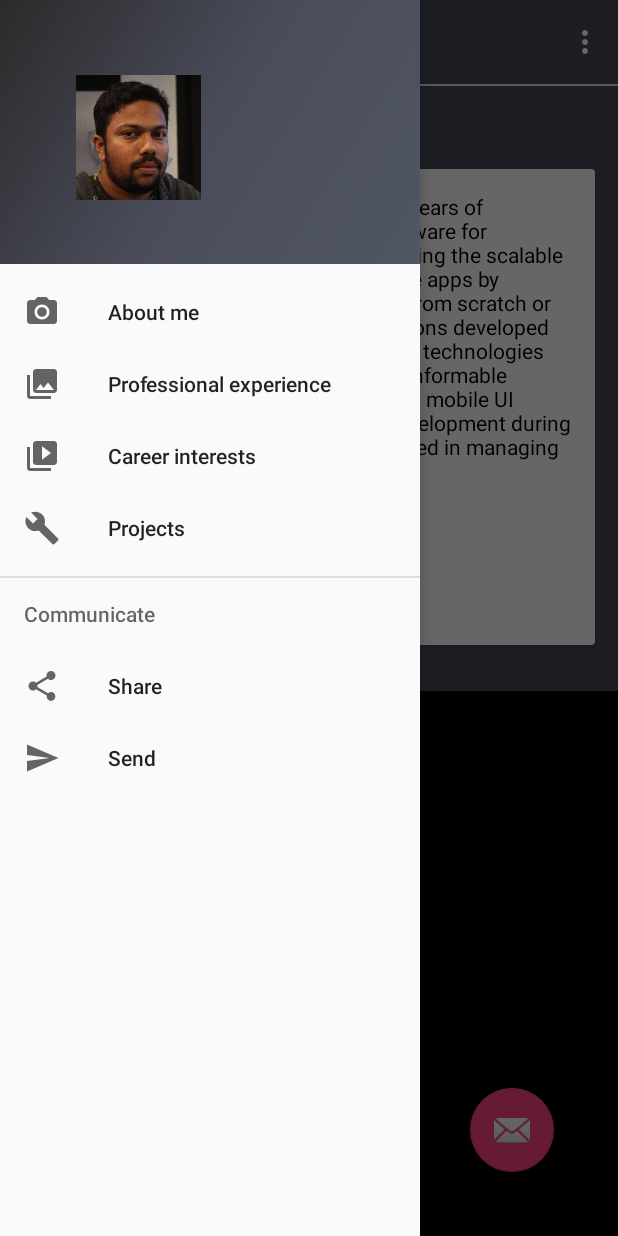
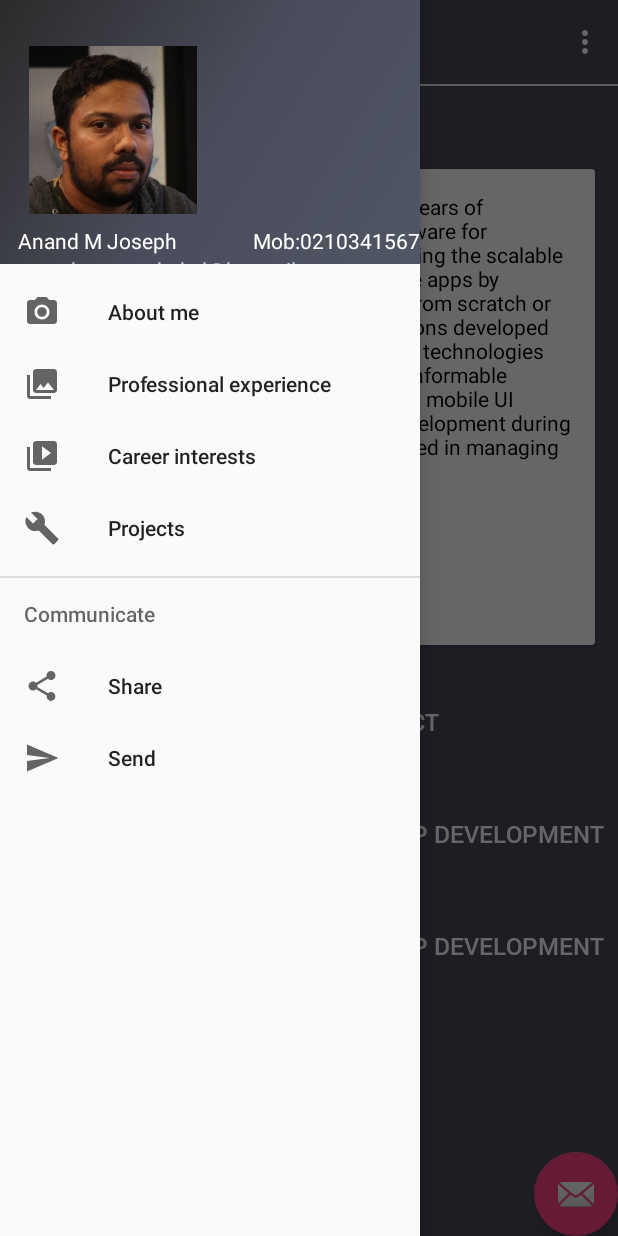
Before and after one commit to anandmjoseph/AnandAndroidCV, an Android app: the screen it shows after launch (LandingActivity), with the side drawer open, on a phone screen of 412 x 824 dp. Run offline under Robolectric (Android 15) with nearby library versions, the phone set to English and light mode, and no system bars; libraries missing offline, so code that uses them is left out: com.tbuonomo.viewpagerdotsindicator.

Commit message:
In progress with About me

```diff
--- a/app/src/main/res/layout/app_bar_landing.xml
+++ b/app/src/main/res/layout/app_bar_landing.xml
@@ -27,7 +27,6 @@
         android:layout_width="wrap_content"
         android:layout_height="wrap_content"
         android:layout_gravity="bottom|end"
-        android:layout_margin="@dimen/fab_margin"
         app:srcCompat="@android:drawable/ic_dialog_email" />
 
 </android.support.design.widget.CoordinatorLayout>
--- a/app/src/main/res/layout/content_landing.xml
+++ b/app/src/main/res/layout/content_landing.xml
@@ -93,7 +93,88 @@
                 android:layout_width="match_parent"
                 android:layout_height="0dp"
                 android:layout_weight="0.5"
-                android:background="@android:color/background_dark">
+                android:background="@color/colortheme">
+
+                <com.cv.anandmjoseph.anandcv.customwidget.RobotoMediumTextView
+                    android:id="@+id/dashboard_role_tv_one"
+                    android:layout_width="wrap_content"
+                    android:layout_height="wrap_content"
+                    android:layout_centerHorizontal="true"
+                    android:layout_marginTop="@dimen/dimen_6"
+                    android:text="@string/role_one"
+                    android:textColor="@android:color/white"
+                    android:textSize="@dimen/font_8" />
+                <com.cv.anandmjoseph.anandcv.customwidget.RobotoMediumTextView
+                    android:id="@+id/dashboard_role_tv_two"
+                    android:layout_width="wrap_content"
+                    android:layout_height="wrap_content"
+                    android:layout_below="@+id/dashboard_role_tv_one"
+                    android:layout_alignParentLeft="true"
+                    android:layout_marginLeft="@dimen/dimen_6"
+                    android:layout_marginTop="@dimen/dimen_10"
+                    android:text="@string/role_two"
+                    android:textColor="@android:color/white"
+                    android:textSize="@dimen/font_8" />
+                <com.cv.anandmjoseph.anandcv.customwidget.RobotoMediumTextView
+                    android:id="@+id/dashboard_role_tv_three"
+                    android:layout_width="wrap_content"
+                    android:layout_height="wrap_content"
+                    android:layout_below="@+id/dashboard_role_tv_two"
+                    android:layout_alignParentRight="true"
+                    android:layout_marginRight="@dimen/dimen_6"
+                    android:layout_marginTop="@dimen/dimen_10"
+                    android:text="@string/role_three"
+                    android:textColor="@android:color/white"
+                    android:textSize="@dimen/font_8" />
+                <com.cv.anandmjoseph.anandcv.customwidget.RobotoMediumTextView
+                    android:id="@+id/dashboard_role_tv_four"
+                    android:layout_width="wrap_content"
+                    android:layout_height="wrap_content"
+                    android:layout_below="@+id/dashboard_role_tv_three"
+                    android:layout_alignParentLeft="true"
+                    android:layout_marginLeft="@dimen/dimen_6"
+                    android:layout_marginTop="@dimen/dimen_10"
+                    android:text="@string/role_four"
+                    android:textColor="@android:color/white"
+                    android:textSize="@dimen/font_8" />
+
+                <com.cv.anandmjoseph.anandcv.customwidget.RobotoMediumTextView
+                    android:id="@+id/dashboard_role_tv_five"
+                    android:layout_width="wrap_content"
+                    android:layout_height="wrap_content"
+                    android:layout_below="@+id/dashboard_role_tv_four"
+                    android:layout_alignParentRight="true"
+                    android:layout_marginRight="@dimen/dimen_6"
+                    android:layout_marginTop="@dimen/dimen_10"
+                    android:text="@string/role_five"
+                    android:textColor="@android:color/white"
+                    android:textSize="@dimen/font_8" />
+
+                <com.cv.anandmjoseph.anandcv.customwidget.RobotoMediumTextView
+                    android:id="@+id/dashboard_role_tv_six"
+                    android:layout_width="wrap_content"
+                    android:layout_height="wrap_content"
+                    android:layout_below="@+id/dashboard_role_tv_five"
+                    android:layout_alignParentLeft="true"
+                    android:layout_marginLeft="@dimen/dimen_6"
+                    android:layout_marginTop="@dimen/dimen_10"
+                    android:text="@string/role_six"
+                    android:textColor="@android:color/white"
+                    android:textSize="@dimen/font_8" />
+
+                <com.cv.anandmjoseph.anandcv.customwidget.RobotoMediumTextView
+                    android:id="@+id/dashboard_role_tv_sevan"
+                    android:layout_width="wrap_content"
+                    android:layout_height="wrap_content"
+                    android:layout_below="@+id/dashboard_role_tv_six"
+                    android:layout_centerHorizontal="true"
+                    android:layout_marginLeft="@dimen/dimen_6"
+                    android:layout_marginTop="@dimen/dimen_10"
+                    android:text="@string/role_sevan"
+                    android:textColor="@android:color/white"
+                    android:textSize="@dimen/font_8" />
+
+
             </RelativeLayout>
 
         </LinearLayout>
--- a/app/src/main/res/layout/nav_header_landing.xml
+++ b/app/src/main/res/layout/nav_header_landing.xml
@@ -1,32 +1,36 @@
 <?xml version="1.0" encoding="utf-8"?>
-<LinearLayout xmlns:android="http://schemas.android.com/apk/res/android"
+<RelativeLayout xmlns:android="http://schemas.android.com/apk/res/android"
     xmlns:app="http://schemas.android.com/apk/res-auto"
     android:layout_width="match_parent"
     android:layout_height="@dimen/nav_header_height"
     android:background="@drawable/side_nav_bar"
-    android:gravity="bottom"
-    android:orientation="vertical"
-    android:paddingBottom="@dimen/activity_vertical_margin"
-    android:paddingLeft="@dimen/activity_horizontal_margin"
-    android:paddingRight="@dimen/activity_horizontal_margin"
-    android:paddingTop="@dimen/activity_vertical_margin"
     android:theme="@style/ThemeOverlay.AppCompat.Dark">
 
+ <RelativeLayout
+     android:id="@+id/imglay"
+     android:layout_marginLeft="@dimen/dimen_10"
+     android:layout_marginTop="@dimen/dimen_15"
+     android:layout_width="wrap_content"
+     android:layout_height="wrap_content">
     <ImageView
         android:id="@+id/imageView"
-        android:layout_width="99dp"
-        android:layout_height="91dp"
+        android:layout_width="@dimen/dimen_80"
+        android:layout_height="@dimen/dimen_80"
         android:contentDescription="@string/nav_header_desc"
         android:paddingTop="@dimen/nav_header_vertical_spacing"
         app:srcCompat="@drawable/anand" />
-    <LinearLayout
+ </RelativeLayout>
+    <RelativeLayout
+        android:id="@+id/perinlay"
     android:layout_width="match_parent"
     android:layout_height="wrap_content"
+        android:layout_below="@+id/imglay"
         android:orientation="horizontal">
     <TextView
         android:layout_width="wrap_content"
         android:layout_height="wrap_content"
         android:paddingTop="@dimen/nav_header_vertical_spacing"
+        android:layout_marginLeft="@dimen/dimen_8"
         android:text="@string/nav_header_title"
         android:textAppearance="@style/TextAppearance.AppCompat.Body1" />
 
@@ -38,12 +42,14 @@
         android:text="@string/nav_header_title_mob"
         android:textAppearance="@style/TextAppearance.AppCompat.Body1" />
 
-        </LinearLayout>
+        </RelativeLayout>
 
     <TextView
         android:id="@+id/textView"
+        android:layout_below="@+id/perinlay"
         android:layout_width="wrap_content"
         android:layout_height="wrap_content"
+        android:layout_marginLeft="@dimen/dimen_8"
         android:text="@string/nav_header_subtitle" />
 
-</LinearLayout>
+</RelativeLayout>
--- a/app/src/main/res/values/dimens.xml
+++ b/app/src/main/res/values/dimens.xml
@@ -4,5 +4,5 @@
     <dimen name="activity_vertical_margin">16dp</dimen>
     <dimen name="nav_header_vertical_spacing">8dp</dimen>
     <dimen name="nav_header_height">176dp</dimen>
-    <dimen name="fab_margin">16dp</dimen>
+    <dimen name="fab_margin">0dp</dimen>
 </resources>
--- a/app/src/main/res/values/strings.xml
+++ b/app/src/main/res/values/strings.xml
@@ -42,5 +42,12 @@ available immediately.</string>
     <string name="pagetwo_fragment_text">Aboutmetwo Fragment</string>
     <string name="pagethree_fragment_text">Aboutmethree Fragment</string>
     <string name="pagefour_fragment_text">Aboutmefour Fragment</string>
+    <string name="role_one">TECHNICAL ARCHITECT</string>
+    <string name="role_two">MOBILE APP DEVELOPMENT</string>
+    <string name="role_three">ANDROID APP DEVELOPMENT</string>
+    <string name="role_four">ANDROID AUTO APP DEVELOPMENT</string>
+    <string name="role_five">EMBEDDED APP DEVELOPMENT</string>
+    <string name="role_six">REACT NATIVE APP DEVELOPMENT</string>
+    <string name="role_sevan">PROJECT MANAGER</string>
 
 </resources>
```
